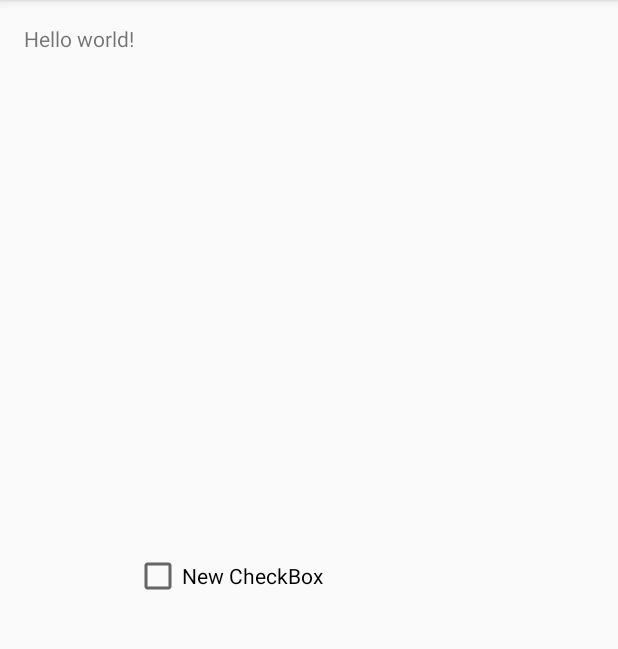
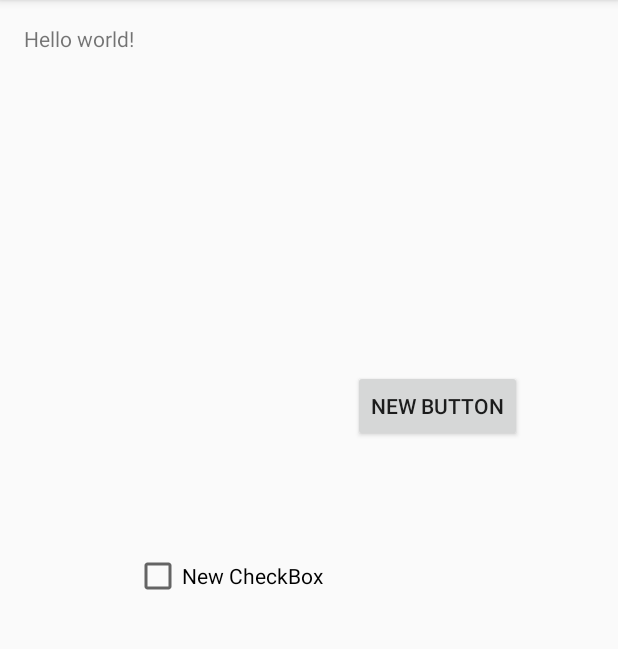
Before and after one commit to msalivar/Freya, an Android app: the screen it shows after launch (MainActivity), on a phone screen of 412 x 824 dp, the part 84-733 px from its top. Run offline under Robolectric (Android 15) with nearby library versions, the phone set to English and light mode, and no system bars.

Commit message:
First Commit

```diff
--- a/app/src/main/res/layout/activity_main.xml
+++ b/app/src/main/res/layout/activity_main.xml
@@ -17,4 +17,14 @@
         android:layout_centerVertical="true"
         android:layout_toEndOf="@+id/textView" />
 
+    <Button
+        android:layout_width="wrap_content"
+        android:layout_height="wrap_content"
+        android:text="New Button"
+        android:id="@+id/button"
+        android:layout_above="@+id/checkBox"
+        android:layout_alignParentEnd="true"
+        android:layout_marginEnd="48dp"
+        android:layout_marginBottom="73dp" />
+
 </RelativeLayout>
```
